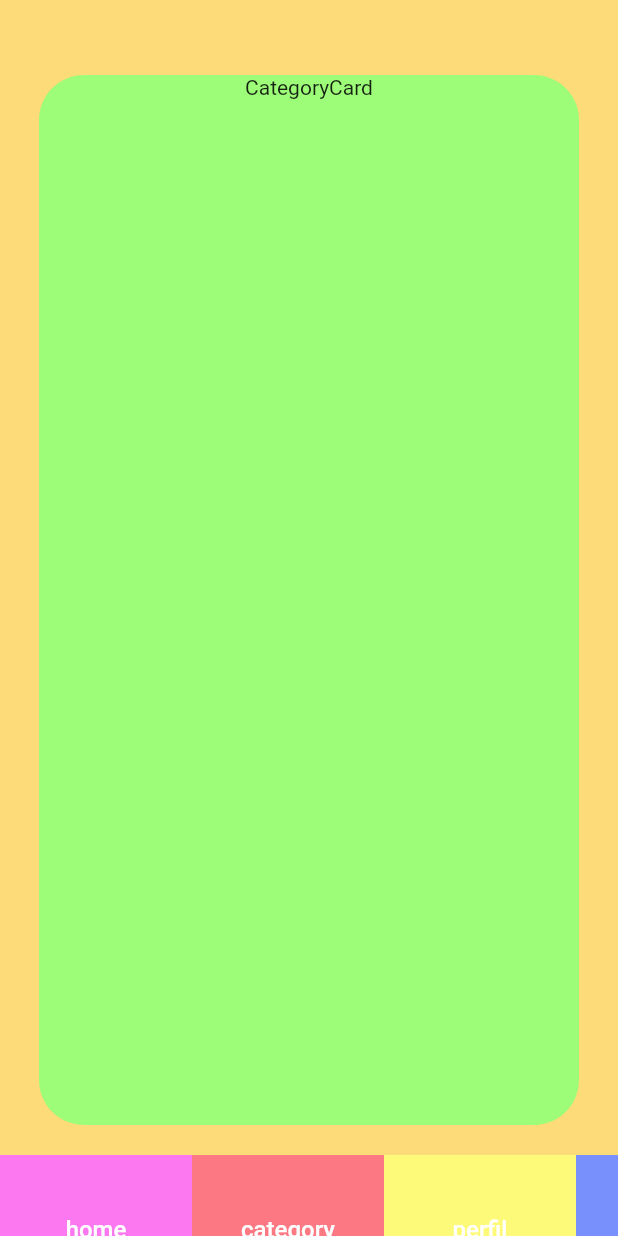
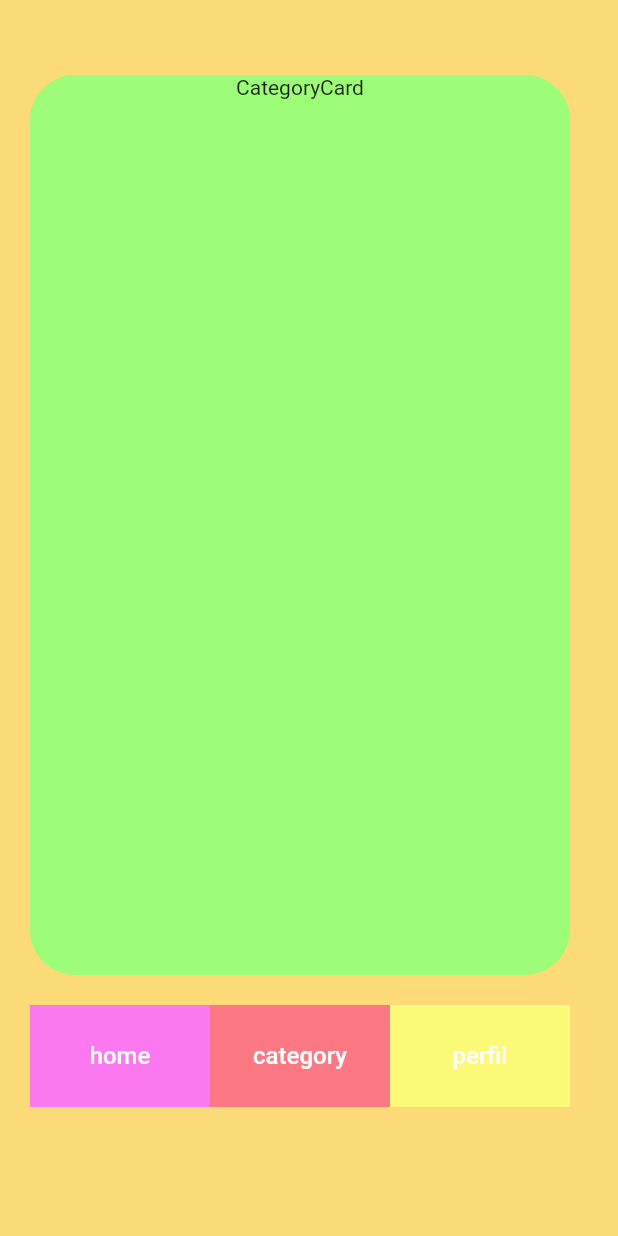
Before and after one commit to ElRobaCuentas/Prototipo_Ahorra_Ya, a Flutter app: the CategoryScreen screen opened directly, on a phone screen of 412 x 824 dp. Run offline on Flutter 3.47's test engine with Material 2 defaults, Android fonts, the light colour scheme and no system bars.

Commit message:
ajuste de tamaño en otro dispositivo

```diff
--- a/lib/main.dart
+++ b/lib/main.dart
@@ -202,7 +202,7 @@ class SigninScreen extends StatelessWidget {
 }
 
 // ==============================
-//LO QUE CALIN HIZO!!!!dsfdsfsdfsd
+//LO QUE CALIN HIZO!!!!
 // ==============================
 class PerfilScreen extends StatelessWidget {
   const PerfilScreen({Key? key}) : super(key: key);
@@ -226,16 +226,16 @@ class CategoryScreen extends StatelessWidget {
   }
 }
 
-// class HomeScreen extends StatelessWidget {
-//   const HomeScreen({Key? key}) : super(key: key);
+class HomeScreen extends StatelessWidget {
+  const HomeScreen({Key? key}) : super(key: key);
 
-//   @override
-//   Widget build(BuildContext context) {
-//     return Scaffold(
-//         backgroundColor: Color.fromARGB(255, 252, 219, 120),
-//         body: Column(children: <Widget>[HomeCard(), NavBar()]));
-//   }
-// }
+  @override
+  Widget build(BuildContext context) {
+    return Scaffold(
+        backgroundColor: Color.fromARGB(255, 252, 219, 120),
+        body: Column(children: <Widget>[HomeCard(), NavBar()]));
+  }
+}
 
 class NavBar extends StatelessWidget {
   const NavBar({Key? key}) : super(key: key);
@@ -244,13 +244,15 @@ class NavBar extends StatelessWidget {
   Widget build(BuildContext context) {
     return Container(
         color: Color.fromARGB(255, 120, 144, 252),
-        // width: 385,
-        // height: 100,
+        width: 360,
+        height: 68,
         child: Row(children: <Widget>[
           Container(
             color: Color.fromARGB(255, 252, 120, 241),
-            width: 128,
-            height: 100,
+            width: 120,
+            height: 80,
+            // width: 128,
+            // height: 100,
             child: TextButton(
               onPressed: () {
                 Navigator.of(context).push(
@@ -270,8 +272,8 @@ class NavBar extends StatelessWidget {
           ),
           Container(
             color: Color.fromARGB(255, 252, 120, 131),
-            width: 128,
-            height: 100,
+            width: 120,
+            height: 80,
             child: TextButton(
               onPressed: () {
                 Navigator.of(context).push(
@@ -291,8 +293,8 @@ class NavBar extends StatelessWidget {
           ),
           Container(
             color: Color.fromARGB(255, 252, 250, 120),
-            width: 128,
-            height: 100,
+            width: 120,
+            height: 80,
             child: TextButton(
               onPressed: () {
                 Navigator.of(context).push(
@@ -326,7 +328,7 @@ class PerfilCard extends StatelessWidget {
       ),
       margin: EdgeInsets.only(left: 20, top: 50, right: 20, bottom: 20),
       width: 360,
-      height: 700,
+      height: 600,
       child: Text('PerfilCard', textAlign: TextAlign.center),
     );
   }
@@ -344,7 +346,7 @@ class CategoryCard extends StatelessWidget {
       ),
       margin: EdgeInsets.only(left: 20, top: 50, right: 20, bottom: 20),
       width: 360,
-      height: 700,
+      height: 600,
       child: Text('CategoryCard', textAlign: TextAlign.center),
     );
   }
@@ -362,7 +364,7 @@ class HomeCard extends StatelessWidget {
       ),
       margin: EdgeInsets.only(left: 20, top: 50, right: 20, bottom: 20),
       width: 360,
-      height: 700,
+      height: 600,
       child: Text('HomeCard', textAlign: TextAlign.center),
     );
   }
```
Also changed, not shown: 1 other file.
